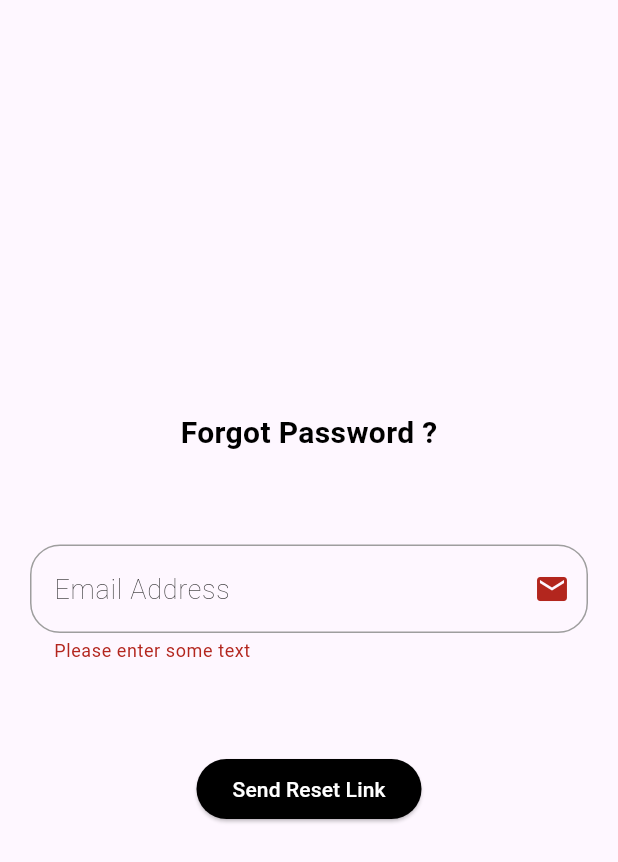
After one commit to Dhipin03/Chat_app, a Flutter app: the ForgotpasswordScreen screen opened directly, after a tap on "Send Reset Link", on a phone screen of 412 x 824 dp. The commit adds this screen. Shown: the top 862 px of the screen. Run offline on Flutter 3.47's test engine with Material 3 defaults, Android fonts, the phone set to English and light mode, and no system bars; our stand-ins replace bloc, cloud_firestore, equatable, firebase_auth, firebase_core, flutter_bloc; accounts and stored records are empty; network calls fail.

Commit message:
2nd commit

```diff
--- a/lib/contactdetail_screen/bloc/contactdetail_screen_bloc.dart
+++ b/lib/contactdetail_screen/bloc/contactdetail_screen_bloc.dart
@@ -21,6 +21,7 @@ class ContactdetailScreenBloc
   ) async {
     try {
       await FirebaseAuth.instance.signOut();
+      emit(UserlogoutSuccess());
     } catch (e) {
       log(e.toString());
       emit(LogoutError());
@@ -48,5 +49,4 @@ class ContactdetailScreenBloc
       },
     );
   }
-
 }
--- a/lib/contactdetail_screen/bloc/contactdetail_screen_state.dart
+++ b/lib/contactdetail_screen/bloc/contactdetail_screen_state.dart
@@ -15,3 +15,5 @@ final class GetuserDetail extends ContactdetailScreenState {
   var user;
   GetuserDetail({required this.user});
 }
+
+class UserlogoutSuccess extends ContactdetailScreenState {}
--- /dev/null
+++ b/lib/forgotPassword_screen/cubit/forgotpassword_screen_cubit.dart
@@ -0,0 +1,20 @@
+import 'dart:developer';
+
+import 'package:bloc/bloc.dart';
+import 'package:equatable/equatable.dart';
+import 'package:firebase_auth/firebase_auth.dart';
+
+part 'forgotpassword_screen_state.dart';
+
+class ForgotpasswordScreenCubit extends Cubit<ForgotpasswordScreenState> {
+  ForgotpasswordScreenCubit() : super(ForgotpasswordScreenInitial());
+
+  SendPasswordResetLink(String email) {
+    try {
+      FirebaseAuth.instance.sendPasswordResetEmail(email: email);
+      emit(ForgotpasswordScreenSuccess());
+    } catch (e) {
+      log(e.toString());
+    }
+  }
+}
--- /dev/null
+++ b/lib/forgotPassword_screen/cubit/forgotpassword_screen_state.dart
@@ -0,0 +1,14 @@
+part of 'forgotpassword_screen_cubit.dart';
+
+sealed class ForgotpasswordScreenState extends Equatable {
+  const ForgotpasswordScreenState();
+
+  @override
+  List<Object> get props => [];
+}
+
+final class ForgotpasswordScreenInitial extends ForgotpasswordScreenState {}
+
+final class ForgotpasswordScreenSuccess extends ForgotpasswordScreenState {}
+
+final class ForgotpasswordScreenError extends ForgotpasswordScreenState {}
--- /dev/null
+++ b/lib/forgotPassword_screen/forgotPassword_screen.dart
@@ -0,0 +1,102 @@
+import 'package:flutter/material.dart';
+import 'package:flutter_bloc/flutter_bloc.dart';
+import 'package:test_chatapp/forgotPassword_screen/cubit/forgotpassword_screen_cubit.dart';
+import 'package:test_chatapp/login_screen/login_screen.dart';
+
+class ForgotpasswordScreen extends StatefulWidget {
+  const ForgotpasswordScreen({super.key});
+
+  @override
+  State<ForgotpasswordScreen> createState() => _ForgotpasswordScreenState();
+}
+
+class _ForgotpasswordScreenState extends State<ForgotpasswordScreen> {
+  final _formKey = GlobalKey<FormState>();
+  TextEditingController emailcontroller = TextEditingController();
+  @override
+  Widget build(BuildContext context) {
+    return BlocBuilder<ForgotpasswordScreenCubit, ForgotpasswordScreenState>(
+      builder: (context, state) {
+        return Scaffold(
+          body: Padding(
+            padding: const EdgeInsets.all(20),
+            child: Form(
+              key: _formKey,
+              child: Column(
+                spacing: 60,
+                mainAxisAlignment: MainAxisAlignment.center,
+                children: [
+                  Text(
+                    'Forgot Password ?',
+                    style: TextStyle(
+                      color: Colors.black,
+                      fontSize: 20,
+                      fontWeight: FontWeight.w700,
+                    ),
+                  ),
+                  TextFormField(
+                    controller: emailcontroller,
+                    validator: (value) {
+                      if (value == null || value.isEmpty) {
+                        return 'Please enter some text';
+                      }
+                      return null;
+                    },
+                    decoration: InputDecoration(
+                      suffixIcon: Icon(Icons.email),
+                      hintStyle: TextStyle(
+                        fontSize: 18,
+                        fontWeight: FontWeight.w100,
+                        color: Colors.grey.shade900,
+                      ),
+                      hintText: 'Email Address',
+                      focusedErrorBorder: OutlineInputBorder(
+                        borderSide: BorderSide(color: Colors.grey),
+                        borderRadius: BorderRadius.all(Radius.circular(20)),
+                      ),
+                      errorBorder: OutlineInputBorder(
+                        borderSide: BorderSide(color: Colors.grey),
+                        borderRadius: BorderRadius.all(Radius.circular(20)),
+                      ),
+                      enabledBorder: OutlineInputBorder(
+                        borderSide: BorderSide(color: Colors.grey),
+                        borderRadius: BorderRadius.all(Radius.circular(20)),
+                      ),
+                      focusedBorder: OutlineInputBorder(
+                        borderSide: BorderSide(color: Colors.grey),
+                        borderRadius: BorderRadius.all(Radius.circular(20)),
+                      ),
+                    ),
+                  ),
+                  ElevatedButton(
+                    style: ButtonStyle(
+                      backgroundColor: WidgetStateProperty.all(Colors.black),
+                    ),
+                    onPressed: () {
+                      context
+                          .read<ForgotpasswordScreenCubit>()
+                          .SendPasswordResetLink(emailcontroller.text);
+                      if (_formKey.currentState!.validate() &&
+                          state is ForgotpasswordScreenSuccess) {
+                        Navigator.pushReplacement(
+                          context,
+                          MaterialPageRoute(
+                            builder: (context) => LoginScreen(),
+                          ),
+                        );
+                      }
+                    },
+                    child: Text(
+                      'Send Reset Link',
+                      style: TextStyle(color: Colors.white),
+                    ),
+                  ),
+                ],
+              ),
+            ),
+          ),
+        );
+      },
+    );
+  }
+}
--- a/lib/main.dart
+++ b/lib/main.dart
@@ -8,6 +8,7 @@ import 'package:test_chatapp/chatdetail_screen/chatdetail_screen.dart';
 import 'package:test_chatapp/contactdetail_screen/bloc/contactdetail_screen_bloc.dart';
 import 'package:test_chatapp/contactdetail_screen/contactdetail_screen.dart';
 import 'package:test_chatapp/firebase_options.dart';
+import 'package:test_chatapp/forgotPassword_screen/cubit/forgotpassword_screen_cubit.dart';
 import 'package:test_chatapp/login_screen/bloc/login_screen_bloc.dart';
 import 'package:test_chatapp/signup_screen/bloc/signup_screen_bloc.dart';
 import 'package:test_chatapp/signup_screen/signup_screen.dart';
@@ -29,6 +30,7 @@ class MyApp extends StatelessWidget {
         BlocProvider(create: (context) => LoginScreenBloc()),
         BlocProvider(create: (context) => ContactdetailScreenBloc()),
         BlocProvider(create: (context) => ChatdetailScreenBloc()),
+        BlocProvider(create: (context) => ForgotpasswordScreenCubit()),
       ],
       child: MaterialApp(themeMode: ThemeMode.system, home: Authgate()),
     );
```
Also changed, not shown: lib/contactdetail_screen/contactdetail_screen.dart (+34 -14 lines), lib/login_screen/login_screen.dart (+15 -5 lines).
